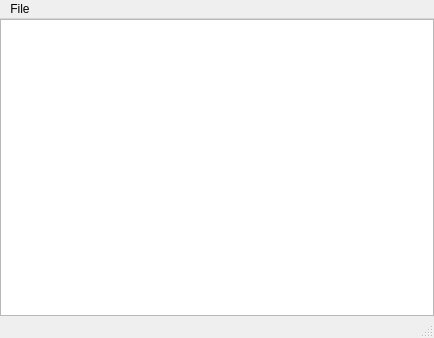
Old version of the form src/gui/holderGUI/holderGUI.ui in the repository erangre/Neutrino.
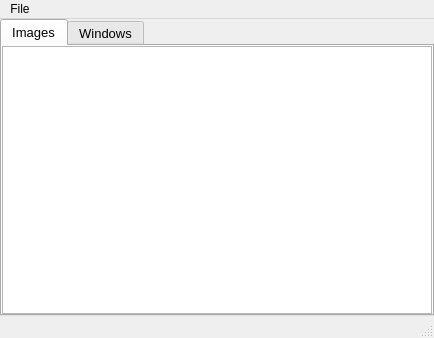
New version of the form.

The edit to the form file:
```diff
--- a/src/gui/holderGUI/holderGUI.ui
+++ b/src/gui/holderGUI/holderGUI.ui
@@ -37,6 +37,33 @@
      <number>0</number>
     </property>
     <item row="0" column="0">
+     <widget class="QTabWidget" name="tabWidget">
+      <property name="font">
+       <font>
+        <pointsize>10</pointsize>
+       </font>
+      </property>
+      <property name="currentIndex">
+       <number>0</number>
+      </property>
+      <widget class="QWidget" name="tab">
+       <attribute name="title">
+        <string>Images</string>
+       </attribute>
+       <layout class="QGridLayout" name="gridLayout">
+        <property name="leftMargin">
+         <number>0</number>
+        </property>
+        <property name="topMargin">
+         <number>0</number>
+        </property>
+        <property name="rightMargin">
+         <number>0</number>
+        </property>
+        <property name="bottomMargin">
+         <number>0</number>
+        </property>
+        <item row="0" column="0">
      <widget class="QTreeWidget" name="treeWidget">
       <property name="font">
        <font>
@@ -57,6 +84,32 @@
         <string notr="true">1</string>
        </property>
       </column>
+         </widget>
+        </item>
+       </layout>
+      </widget>
+      <widget class="QWidget" name="tab_2">
+       <attribute name="title">
+        <string>Windows</string>
+       </attribute>
+       <layout class="QGridLayout" name="gridLayout_3">
+        <property name="leftMargin">
+         <number>0</number>
+        </property>
+        <property name="topMargin">
+         <number>0</number>
+        </property>
+        <property name="rightMargin">
+         <number>0</number>
+        </property>
+        <property name="bottomMargin">
+         <number>0</number>
+        </property>
+        <item row="0" column="0">
+         <widget class="QListWidget" name="listWidget"/>
+        </item>
+       </layout>
+      </widget>
      </widget>
     </item>
    </layout>
```
Left out of the diff: 2 changed lines with no effect on the pictures. Lines whose indentation alone changed are shown as unchanged.
